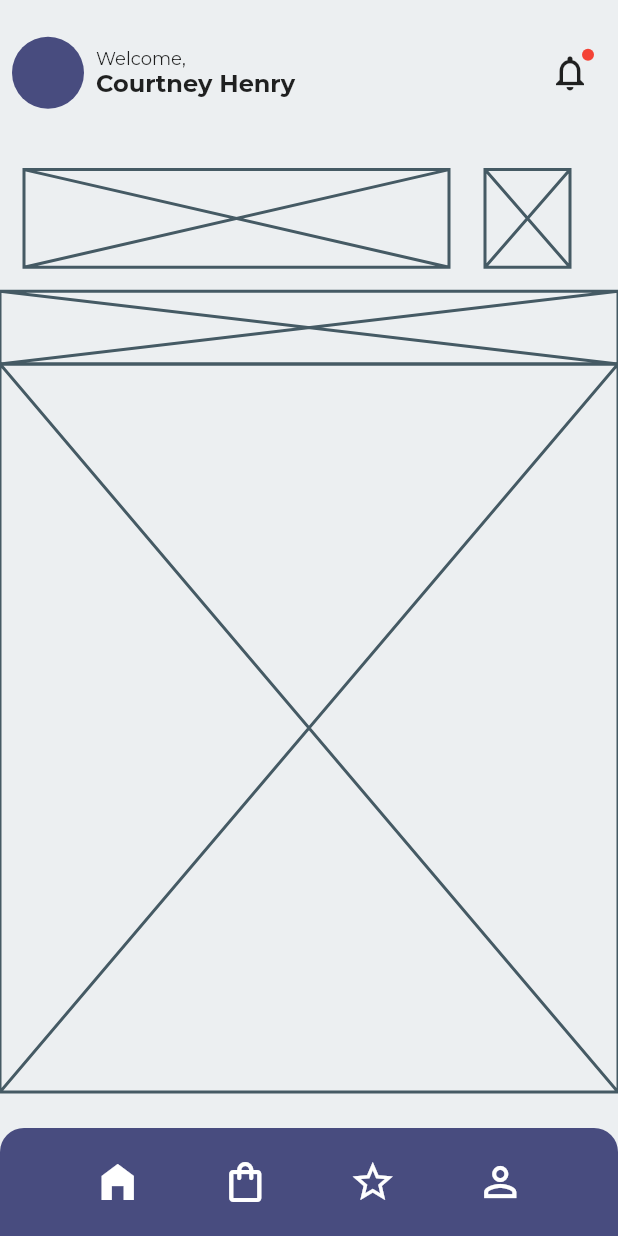
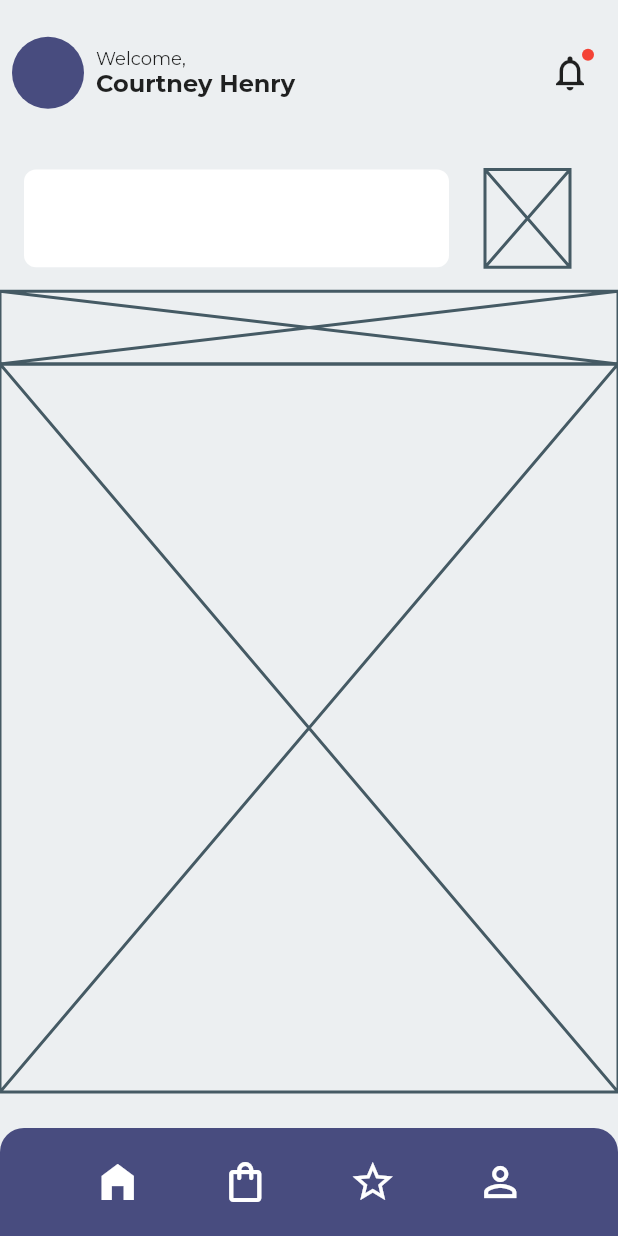
Before and after one commit to JAICHANGPARK/flutter_notebook_11th_story, a Flutter app: the screen it shows after launch, on a phone screen of 412 x 824 dp. Run offline on Flutter 3.47's test engine with Material 2 defaults, Android fonts, the phone set to English and light mode, and no system bars; our stand-ins replace backdrop, badges, flutter_inner_drawer, flutter_slidable, flutter_swiper, google_fonts.

Commit message:
Update furniture_home_page.dart

```diff
--- a/lib/ep735_furniture_app/ui/furniture_home_page.dart
+++ b/lib/ep735_furniture_app/ui/furniture_home_page.dart
@@ -87,7 +87,12 @@ class _FurnitureHomePageState extends State<FurnitureHomePage> {
                         child: Row(
                           children: [
                             Expanded(
-                              child: Placeholder(),
+                              child: Container(
+                                decoration: BoxDecoration(
+                                  color: Colors.white,
+                                  borderRadius: BorderRadius.circular(8)
+                                ),
+                              ),
                               flex: 10,
                             ),
                             SizedBox(
```
